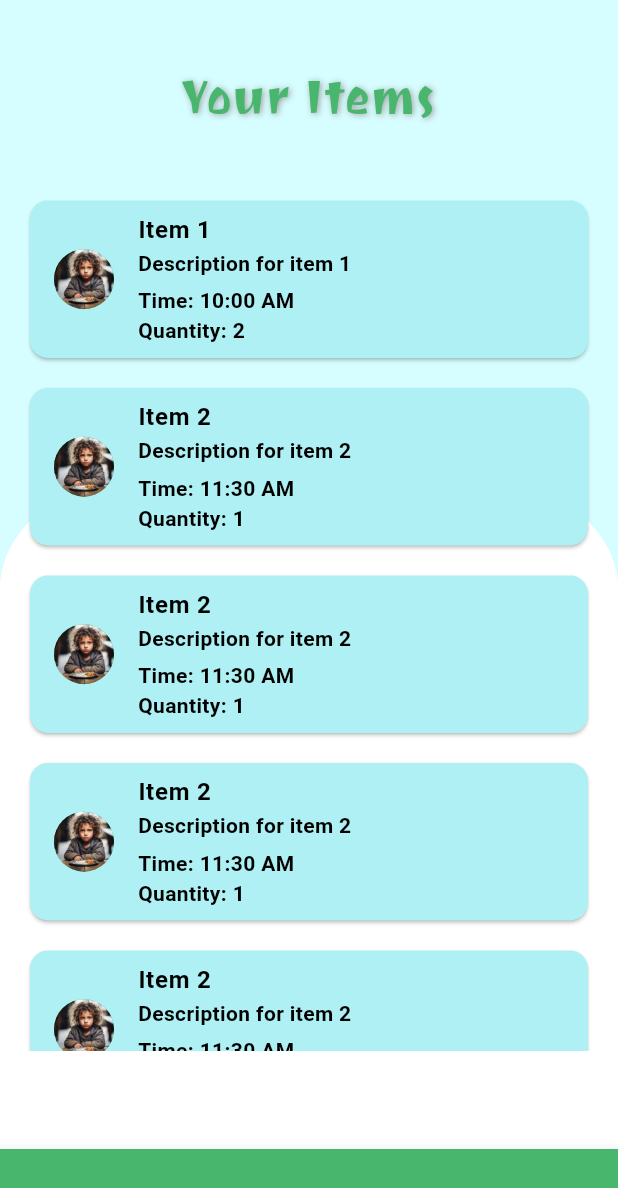
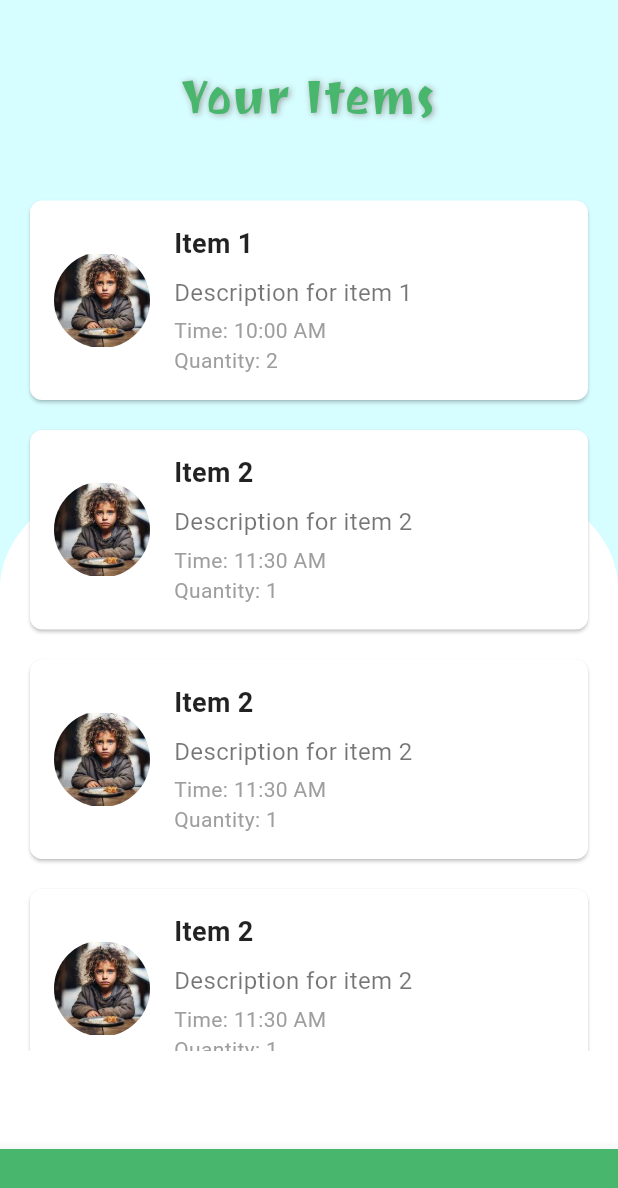
Before and after one commit to binod634/Food-2-hungry, a Flutter app: the screen it shows after launch, item 3 of the bottom bar chosen, on a phone screen of 412 x 824 dp. Shown: the top 1188 px of the screen. Run offline on Flutter 3.47's test engine with Material 3 defaults, Android fonts, the phone set to English and light mode, and no system bars; our stand-ins replace flutter_image_compress, flutter_native_image, geolocator, image_picker; missing offline and left inert: ftpconnect, mysql1.

Commit message:
added: donation list design

```diff
--- a/lib/home/home.dart
+++ b/lib/home/home.dart
@@ -66,55 +66,55 @@ class _AppHomeUiStateState extends State<AppHomeUiState> {
   List<Map<String, dynamic>> latestDonations = [
     {
       "title": "Helping Hands Organization",
-      "phone": "\$100",
+      "phone": "98000",
       "pickloc": "April 1, 2024",
       "image": "image.jpeg"
     },
     {
       "title": "Food for All Charity",
-      "phone": "\$50",
+      "phone": "98000",
       "pickloc": "March 28, 2024",
       "image": "image.jpeg"
     },
     {
       "title": "Education Empowerment Fund",
-      "phone": "\$80",
+      "phone": "98000",
       "pickloc": "March 25, 2024",
       "image": "image.jpeg"
     },
     {
       "title": "MediCare Relief Initiative",
-      "phone": "\$120",
+      "phone": "98000",
       "pickloc": "March 20, 2024",
       "image": "image.jpeg"
     },
     {
       "title": "Clothing Drive Foundation",
-      "phone": "\$70",
+      "phone": "98000",
       "pickloc": "March 15, 2024",
       "image": "image.jpeg"
     },
     {
       "title": "Clothing Drive Foundation",
-      "phone": "\$70",
+      "phone": "98000",
       "pickloc": "March 15, 2024",
       "image": "image.jpeg"
     },
     {
       "title": "Random Food Foundation",
-      "phone": "\$70",
+      "phone": "98000",
       "pickloc": "March 11, 2023",
       "image": "image.jpeg"
     },
     {
       "title": "Clothing Drive Foundation",
-      "phone": "\$70",
+      "phone": "98000",
       "pickloc": "March 15, 2024",
       "image": "image.jpeg"
     },
     {
       "title": "Clothing Drive Foundation",
-      "phone": "\$70",
+      "phone": "98000",
       "pickloc": "March 15, 2024",
       "image": "image.jpeg"
     },
@@ -322,11 +322,12 @@ class DonationItem extends StatelessWidget {
           children: [
             SizedBox(
               height: 100,
+              width: 100,
               child: ClipOval(
                 child: Image.network(
                   "$httpServer${donation["image"]}",
                   fit: BoxFit
-                      .cover, // You can adjust the BoxFit property as needed
+                      .fill, // You can adjust the BoxFit property as needed
                 ),
               ),
             ),
@@ -346,7 +347,7 @@ class DonationItem extends StatelessWidget {
                   ),
                   const SizedBox(height: 5),
                   Text(
-                    "Donated: ${donation["amount"]}",
+                    "Contact: ${donation["phone"]}",
                     style: const TextStyle(
                       color: Colors.white,
                       fontSize: 14,
--- a/lib/uitest/listing.dart
+++ b/lib/uitest/listing.dart
@@ -100,45 +100,84 @@ class _ProfileStatefulState extends State<ProfileStateful> {
                         itemCount: itemList.length,
                         itemBuilder: (BuildContext context, int index) {
                           return Card(
-                            color: Theme.of(context).colorScheme.secondary,
+                            color: Colors.white,
                             margin: const EdgeInsets.symmetric(
                                 horizontal: 20, vertical: 10),
-                            child: ListTile(
-                              leading: CircleAvatar(
-                                backgroundImage:
-                                    AssetImage(itemList[index]["image"]),
+                            shape: RoundedRectangleBorder(
+                              borderRadius: BorderRadius.circular(8),
                             ),
-                              title: Text(
+                            child: InkWell(
+                              onTap: () {
+                                // Handle tap on the item
+                              },
+                              child: Padding(
+                                padding: const EdgeInsets.all(16),
+                                child: Row(
+                                  crossAxisAlignment: CrossAxisAlignment.center,
+                                  children: [
+                                    Center(
+                                      child: ClipOval(
+                                        child: Image.asset(
+                                          itemList[index]["image"],
+                                          width:
+                                              64, // Specify width of the circular image
+                                          height:
+                                              64, // Specify height of the circular image
+                                        ),
+                                      ),
+                                    ),
+                                    const SizedBox(
+                                        width:
+                                            16), // Add some space between leading and title
+                                    Expanded(
+                                      child: Column(
+                                        crossAxisAlignment:
+                                            CrossAxisAlignment.start,
+                                        children: [
+                                          Text(
                                             itemList[index]["title"],
                                             style: const TextStyle(
-                                    fontWeight: FontWeight.bold),
+                                              fontWeight: FontWeight.bold,
+                                              fontSize: 18,
+                                              color: Colors.black87,
                                             ),
-                              subtitle: Column(
-                                crossAxisAlignment: CrossAxisAlignment.start,
-                                children: [
+                                          ),
+                                          const SizedBox(
+                                              height:
+                                                  8), // Add some space between title and description
                                           Text(
                                             itemList[index]["description"],
                                             style: const TextStyle(
-                                      fontWeight: FontWeight.bold,
-                                      // fontSize: 32
+                                              fontWeight: FontWeight.normal,
+                                              fontSize: 16,
+                                              color: Colors.black54,
                                             ),
                                           ),
-                                  const SizedBox(height: 5),
+                                          const SizedBox(
+                                              height:
+                                                  4), // Add some space between description and other subtitles
                                           Text(
                                             'Time: ${itemList[index]["time"]}',
                                             style: const TextStyle(
-                                        fontWeight: FontWeight.bold),
+                                              fontWeight: FontWeight.normal,
+                                              fontSize: 14,
+                                              color: Colors.grey,
+                                            ),
                                           ),
                                           Text(
                                             'Quantity: ${itemList[index]["quantity"]}',
                                             style: const TextStyle(
-                                        fontWeight: FontWeight.bold),
+                                              fontWeight: FontWeight.normal,
+                                              fontSize: 14,
+                                              color: Colors.grey,
+                                            ),
                                           ),
                                         ],
                                       ),
-                              onTap: () {
-                                // Handle tap on the item
-                              },
+                                    ),
+                                  ],
+                                ),
+                              ),
                             ),
                           );
                         },
```
Lines whose indentation alone changed are shown as unchanged.
